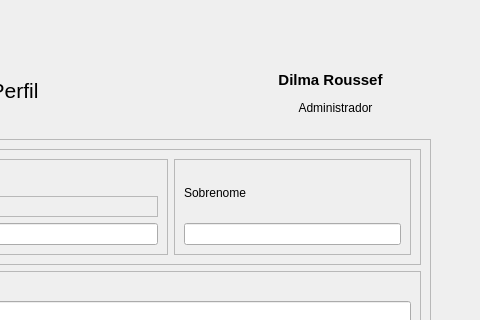
Before: the Qt Designer form Projeto Integrador/CodigosPython/FormTelaPrincipal.ui in Willigham/Projeto-Integrador-Senac, drawn with Qt 5; both pictures show x 320 to 800 and y 0 to 320 of the 800 by 600 pixel window.
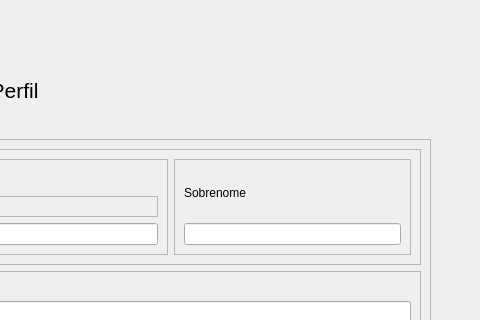
After: the same form once the commit is applied. The open tabs and pages were chosen to show the change. Icons and pictures are not drawn.

Commit message: Commit 21 -  funções exibir usuarios em tela de gerenciamento

```diff
--- a/Projeto Integrador/CodigosPython/FormTelaPrincipal.ui
+++ b/Projeto Integrador/CodigosPython/FormTelaPrincipal.ui
@@ -745,44 +745,6 @@
        <string>Editar Perfil</string>
       </property>
      </widget>
-     <widget class="QLabel" name="labelNomeUsuarioEditar">
-      <property name="geometry">
-       <rect>
-        <x>380</x>
-        <y>70</y>
-        <width>141</width>
-        <height>20</height>
-       </rect>
-      </property>
-      <property name="font">
-       <font>
-        <pointsize>11</pointsize>
-        <bold>true</bold>
-       </font>
-      </property>
-      <property name="text">
-       <string>Dilma Roussef</string>
-      </property>
-      <property name="alignment">
-       <set>Qt::AlignmentFlag::AlignCenter</set>
-      </property>
-     </widget>
-     <widget class="QLabel" name="labelNomeCargoEditar">
-      <property name="geometry">
-       <rect>
-        <x>400</x>
-        <y>100</y>
-        <width>111</width>
-        <height>16</height>
-       </rect>
-      </property>
-      <property name="text">
-       <string>Administrador</string>
-      </property>
-      <property name="alignment">
-       <set>Qt::AlignmentFlag::AlignCenter</set>
-      </property>
-     </widget>
     </widget>
    </widget>
    <widget class="QPushButton" name="pushButtonSair">
```
Left out of the diff: 14 changed lines with no effect on the pictures. The commit also changes 7 other files.
